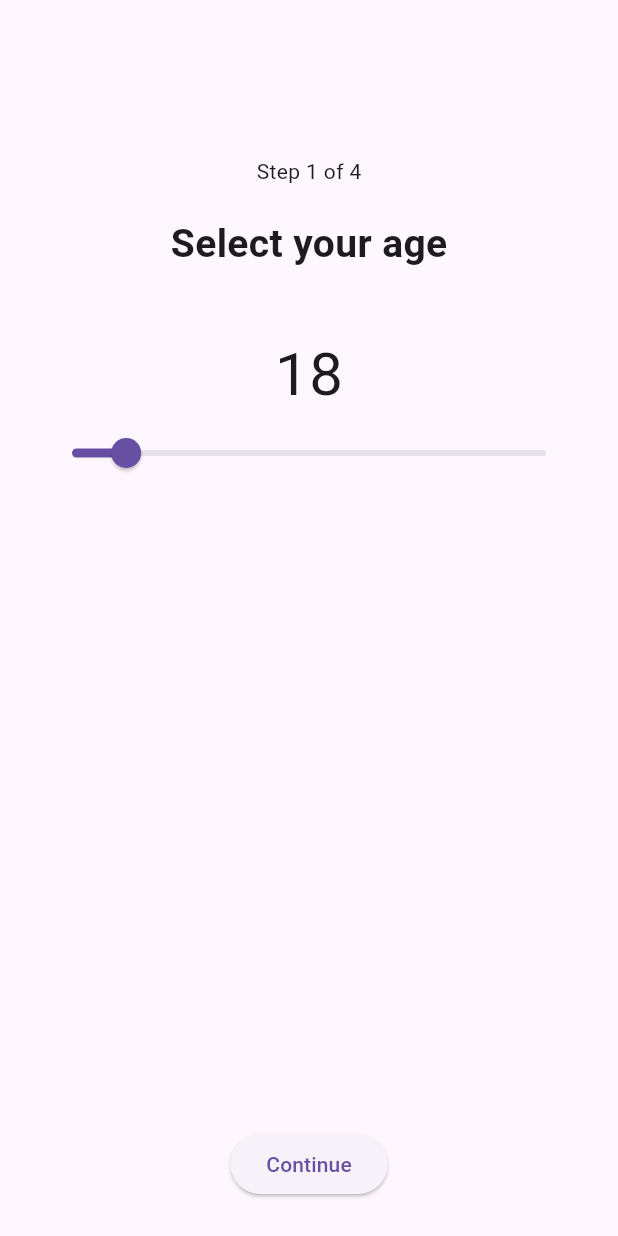
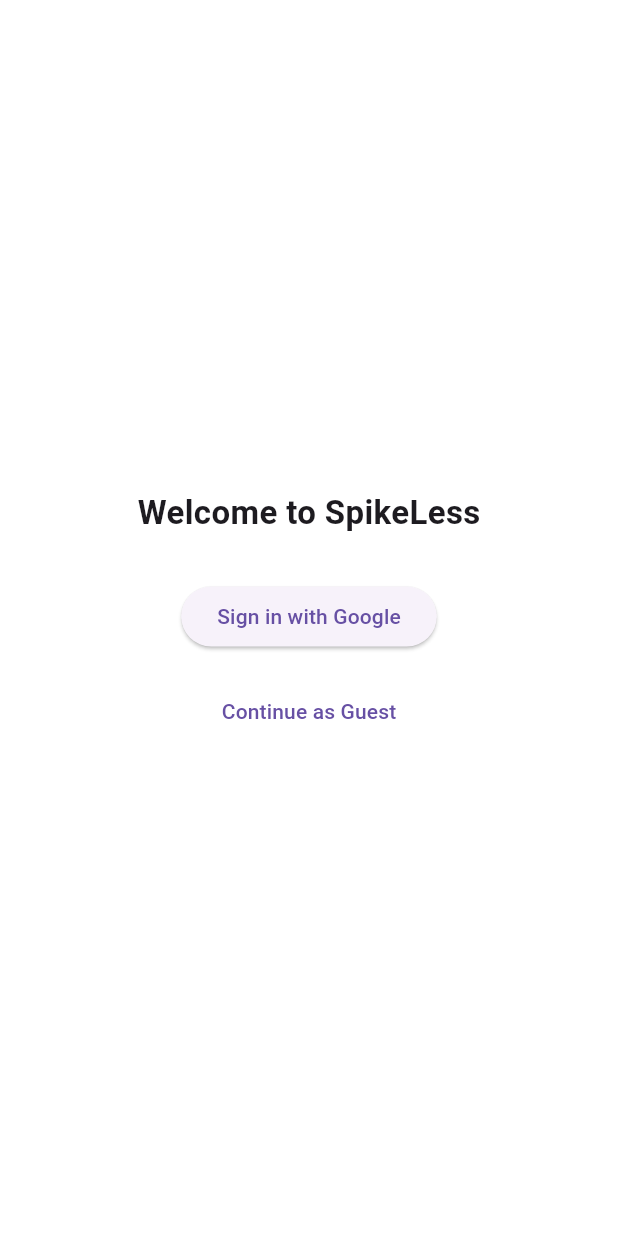
Before and after one commit to vinayak297/SpikeLess, a Flutter app: the screen it shows after launch, on a phone screen of 412 x 824 dp. Run offline on Flutter 3.47's test engine with Material 3 defaults, Android fonts, the phone set to English and light mode, and no system bars; our stand-ins replace firebase_auth, firebase_core, google_sign_in, shared_preferences; accounts and stored records are empty.

Commit message:
solved an error in sign in with google

```diff
--- a/lib/main.dart
+++ b/lib/main.dart
@@ -57,6 +57,63 @@ class SplashScreen extends StatefulWidget {
   State<SplashScreen> createState() =>
       _SplashScreenState();
 }
+class AuthScreen extends StatelessWidget {
+  const AuthScreen({super.key});
+
+  @override
+  Widget build(BuildContext context) {
+    return Scaffold(
+      backgroundColor: Colors.white,
+      body: Center(
+        child: Column(
+          mainAxisAlignment: MainAxisAlignment.center,
+          children: [
+
+            const Text(
+              "Welcome to SpikeLess",
+              style: TextStyle(
+                fontSize: 22,
+                fontWeight: FontWeight.bold,
+              ),
+            ),
+
+            const SizedBox(height: 30),
+
+            ElevatedButton(
+              onPressed: () async {
+                final user = await signInWithGoogle();
+                if (user != null) {
+                  Navigator.pushReplacement(
+                    context,
+                    MaterialPageRoute(
+                      builder: (_) => const AgeScreen(),
+                    ),
+                  );
+                }
+              },
+              child: const Text("Sign in with Google"),
+            ),
+
+            const SizedBox(height: 15),
+
+            TextButton(
+              onPressed: () {
+                Navigator.pushReplacement(
+                  context,
+                  MaterialPageRoute(
+                    builder: (_) => const AgeScreen(),
+                  ),
+                );
+              },
+              child: const Text("Continue as Guest"),
+            ),
+          ],
+        ),
+      ),
+    );
+  }
+}
+
 
 
 
@@ -65,17 +122,15 @@ class _SplashScreenState
 
   @override
   void initState() {
-    super.initState();
+    Future.delayed(const Duration(seconds: 2), () {
+  Navigator.pushReplacement(
+    context,
+    MaterialPageRoute(
+      builder: (_) => const AuthScreen(),
+    ),
+  );
+});
 
-    Future.delayed(
-        const Duration(seconds: 2), () {
-      Navigator.pushReplacement(
-        context,
-        MaterialPageRoute(
-            builder: (_) =>
-                const AgeScreen()),
-      );
-    });
   }
 
   @override
@@ -101,15 +156,7 @@ class _SplashScreenState
 
   SizedBox(height: 30),   // add spacing
 
-  ElevatedButton(
-    onPressed: () async {
-      final user = await signInWithGoogle();
-      if (user != null) {
-        print("Logged in: ${user.user?.email}");
-      }
-    },
-    child: const Text("Sign in with Google"),
-  ),
+
 ],
 
         ),
```
